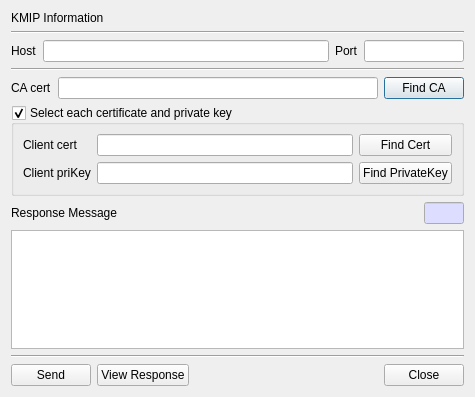
jykim74/BerEditor, file BerEditor/ttlv_client_dlg.ui: the form before one commit.
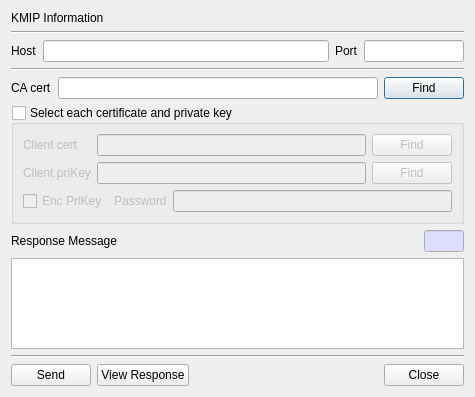
The form after the commit.

The edit to the form file:
```diff
--- a/BerEditor/ttlv_client_dlg.ui
+++ b/BerEditor/ttlv_client_dlg.ui
@@ -87,7 +87,7 @@
      <item row="0" column="2">
       <widget class="QPushButton" name="mFindCABtn">
        <property name="text">
-        <string>Find CA</string>
+        <string>Find</string>
        </property>
       </widget>
      </item>
@@ -107,13 +107,16 @@
      <property name="checkable">
       <bool>true</bool>
      </property>
+     <property name="checked">
+      <bool>false</bool>
+     </property>
      <layout class="QVBoxLayout" name="verticalLayout_2">
       <item>
        <layout class="QGridLayout" name="gridLayout_4">
         <item row="0" column="2">
          <widget class="QPushButton" name="mFindCertBtn">
           <property name="text">
-           <string>Find Cert</string>
+           <string>Find</string>
           </property>
          </widget>
         </item>
@@ -140,7 +143,35 @@
         <item row="1" column="2">
          <widget class="QPushButton" name="mFindPriKeyBtn">
           <property name="text">
-           <string>Find PrivateKey</string>
+           <string>Find</string>
+          </property>
+         </widget>
+        </item>
+       </layout>
+      </item>
+      <item>
+       <layout class="QGridLayout" name="gridLayout_7">
+        <property name="topMargin">
+         <number>0</number>
+        </property>
+        <item row="0" column="1">
+         <widget class="QLabel" name="mPasswdLabel">
+          <property name="text">
+           <string>Password</string>
+          </property>
+         </widget>
+        </item>
+        <item row="0" column="0">
+         <widget class="QCheckBox" name="mEncPriKeyCheck">
+          <property name="text">
+           <string>Enc PriKey</string>
+          </property>
+         </widget>
+        </item>
+        <item row="0" column="2">
+         <widget class="QLineEdit" name="mPasswdText">
+          <property name="echoMode">
+           <enum>QLineEdit::Password</enum>
           </property>
          </widget>
         </item>
```
